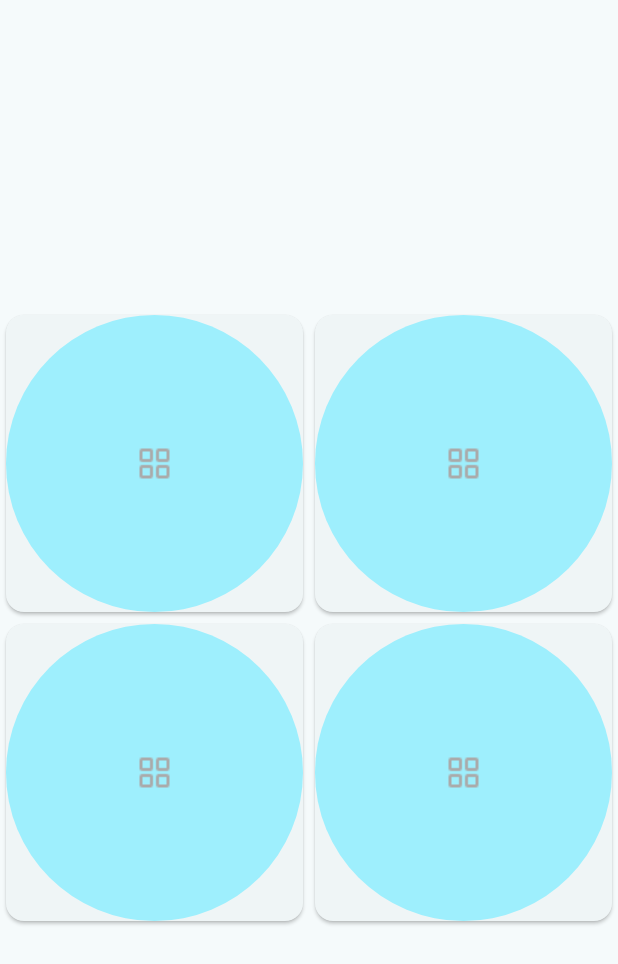
After one commit to SMparthSharma/Net-Nova, a Flutter app: the DetailPage screen opened directly, on a phone screen of 412 x 824 dp. The commit adds this screen. Shown: the top 964 px of the screen. Run offline on Flutter 3.47's test engine with Material 3 defaults, Android fonts, the phone set to English and light mode, and no system bars.

Commit message:
add detail page

```diff
--- /dev/null
+++ b/lib/detail_page.dart
@@ -0,0 +1,28 @@
+import 'package:flutter/material.dart';
+
+class DetailPage extends StatelessWidget {
+  const DetailPage({super.key});
+
+  @override
+  Widget build(BuildContext context) {
+    return Scaffold(
+      body: Center(
+        child: SizedBox(
+          width: double.infinity,
+          height: MediaQuery.of(context).size.height * 0.5,
+          child: GridView.builder(
+            gridDelegate: SliverGridDelegateWithFixedCrossAxisCount(
+              crossAxisCount: 2,
+            ),
+            itemCount: 4,
+            itemBuilder: (context, index) {
+              return Card(
+                child: CircleAvatar(child: Image.asset('assets/icon/Menu.png')),
+              );
+            },
+          ),
+        ),
+      ),
+    );
+  }
+}
--- a/lib/home.dart
+++ b/lib/home.dart
@@ -1,4 +1,5 @@
 import 'package:flutter/material.dart';
+import 'package:my_vpn_netnova/detail_page.dart';
 import 'package:my_vpn_netnova/menu.dart';
 import 'package:my_vpn_netnova/speed_meter.dart';
 
@@ -117,13 +118,21 @@ class _HomePageState extends State<HomePage> {
                 horizontal: 15.0,
                 vertical: 10,
               ),
+              child: GestureDetector(
+                onTap: () => Navigator.push(
+                  context,
+                  MaterialPageRoute(builder: (_) => DetailPage()),
+                ),
                 child: Row(
                   children: [
                     CircleAvatar(child: Image.asset('assets/icon/Menu.png')),
                     SizedBox(width: 15),
                     Text(
                       'Germany',
-                    style: TextStyle(fontSize: 16, fontWeight: FontWeight.w500),
+                      style: TextStyle(
+                        fontSize: 16,
+                        fontWeight: FontWeight.w500,
+                      ),
                     ),
                     Spacer(),
                     IconButton(
@@ -132,7 +141,8 @@ class _HomePageState extends State<HomePage> {
                           context,
                         ).padding.top;
                         final availableHeight =
-                          MediaQuery.of(context).size.height - statusBarHeight;
+                            MediaQuery.of(context).size.height -
+                            statusBarHeight;
 
                         showModalBottomSheet(
                           context: context,
@@ -148,7 +158,9 @@ class _HomePageState extends State<HomePage> {
                                 top: 16,
                                 left: 16,
                                 right: 16,
-                              bottom: MediaQuery.of(context).viewInsets.bottom,
+                                bottom: MediaQuery.of(
+                                  context,
+                                ).viewInsets.bottom,
                               ),
                               height: availableHeight,
                               width: double.infinity,
@@ -214,7 +226,8 @@ class _HomePageState extends State<HomePage> {
                                                   ),
                                                 ),
                                                 Icon(
-                                                Icons.arrow_forward_ios_rounded,
+                                                  Icons
+                                                      .arrow_forward_ios_rounded,
                                                   size: 18,
                                                 ),
                                               ],
@@ -241,6 +254,7 @@ class _HomePageState extends State<HomePage> {
                 ),
               ),
             ),
+          ),
         ],
       ),
     );
```
Lines whose indentation alone changed are shown as unchanged.
